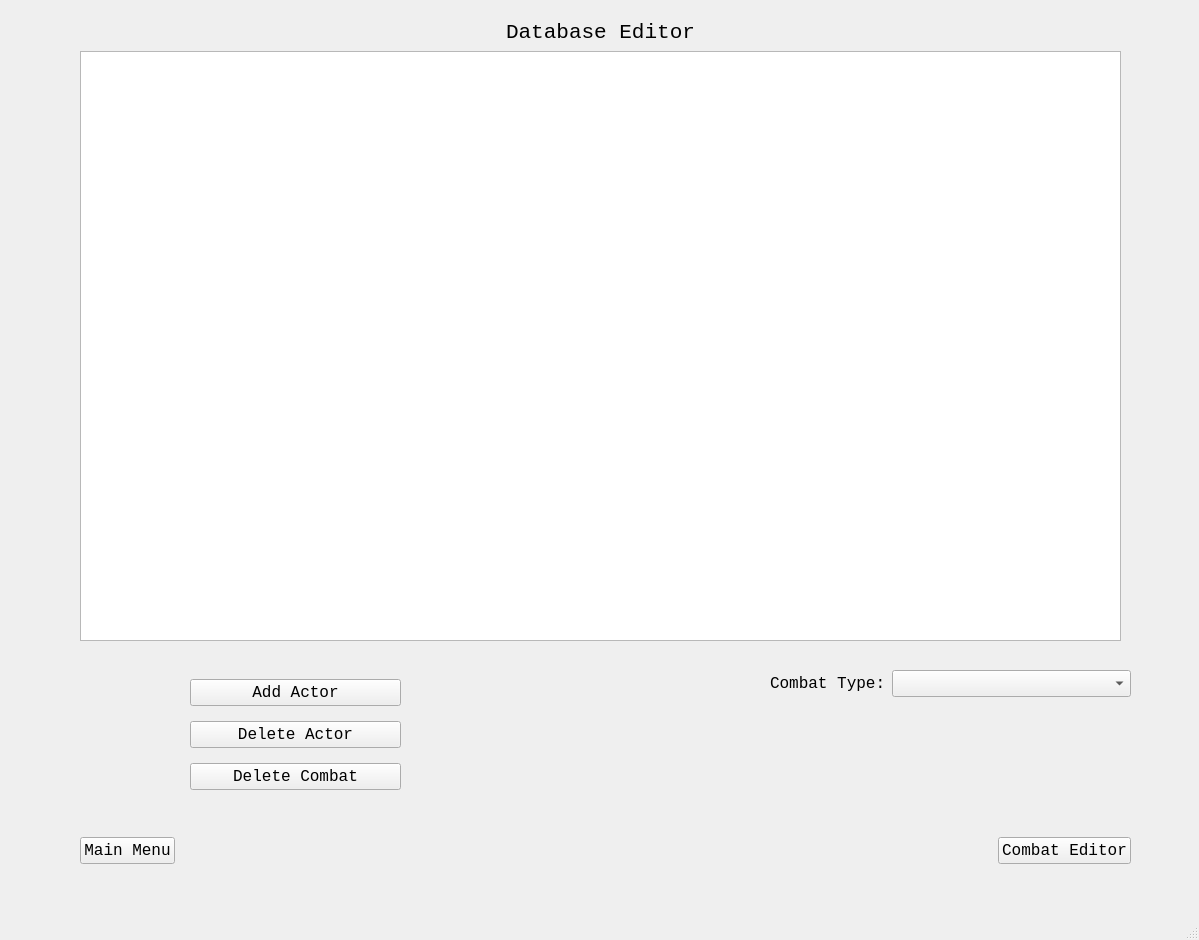
This is Dnd-Combat-Tracker/mainwindow.ui in taintedbones/Dnd-Combat-Tracker as Qt 5 draws it before an edit. The edited form follows.
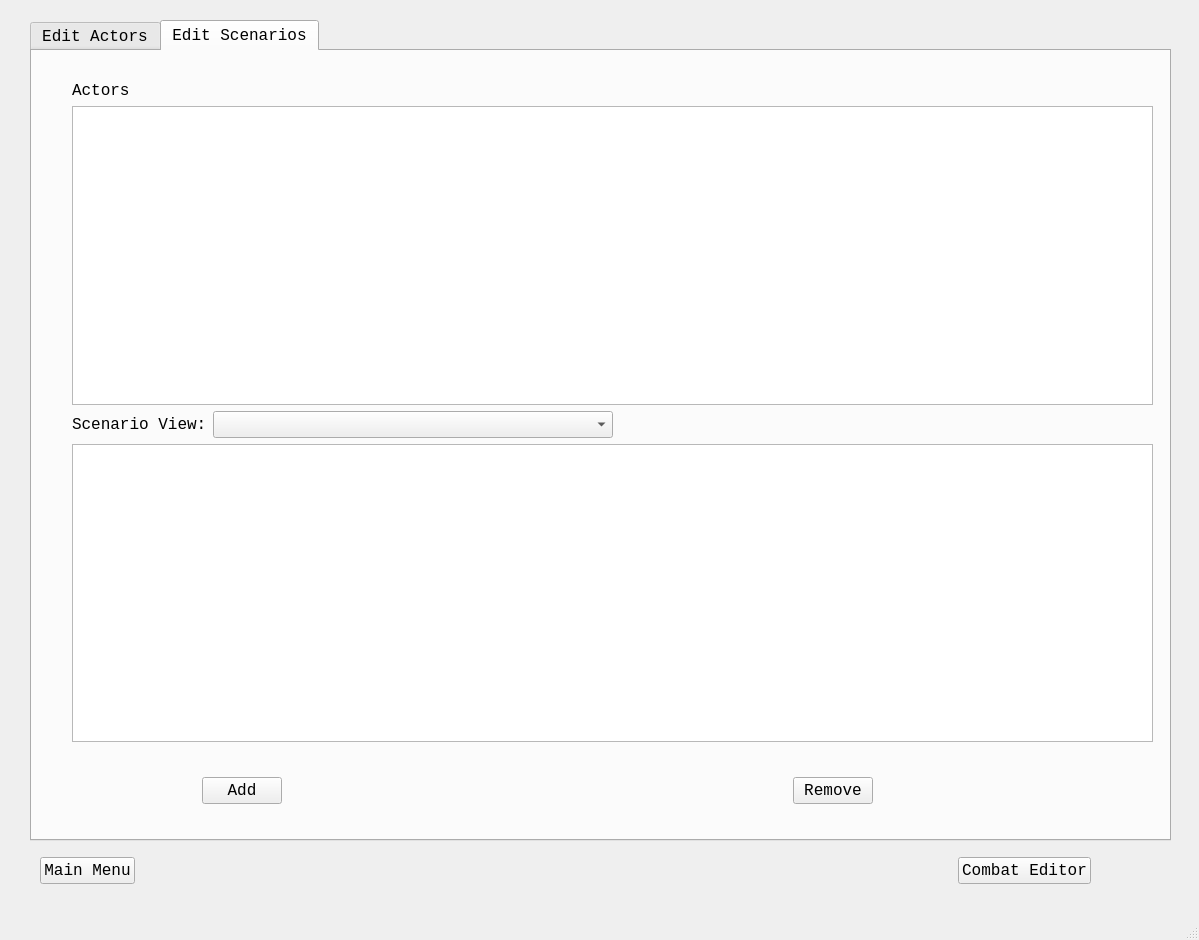
This is the edited form. The open tabs and pages were chosen to show the change.

Commit message: Redesigned db options page

What changed in the file:
```diff
--- a/Dnd-Combat-Tracker/mainwindow.ui
+++ b/Dnd-Combat-Tracker/mainwindow.ui
@@ -899,103 +899,298 @@
      </widget>
     </widget>
     <widget class="QWidget" name="dbEdit_page">
-     <widget class="QWidget" name="formLayoutWidget">
+     <widget class="QTabWidget" name="dbEdit_tabWidget">
       <property name="geometry">
        <rect>
-        <x>740</x>
-        <y>670</y>
-        <width>361</width>
-        <height>51</height>
-       </rect>
-      </property>
-      <layout class="QFormLayout" name="formLayout_2">
-       <item row="0" column="0">
-        <widget class="QLabel" name="combatType_label">
-         <property name="text">
-          <string>Combat Type:</string>
-         </property>
-        </widget>
-       </item>
-       <item row="0" column="1">
-        <widget class="QComboBox" name="combatType_comboBox"/>
-       </item>
-      </layout>
-     </widget>
-     <widget class="QWidget" name="verticalLayoutWidget_3">
-      <property name="geometry">
-       <rect>
-        <x>50</x>
+        <x>0</x>
         <y>20</y>
-        <width>1041</width>
-        <height>621</height>
+        <width>1141</width>
+        <height>821</height>
        </rect>
       </property>
-      <layout class="QVBoxLayout" name="verticalLayout_7">
-       <item>
-        <widget class="QLabel" name="dbEditTitle_label">
-         <property name="font">
-          <font>
-           <pointsize>16</pointsize>
-          </font>
-         </property>
-         <property name="text">
-          <string>Database Editor</string>
-         </property>
-         <property name="alignment">
-          <set>Qt::AlignCenter</set>
-         </property>
-        </widget>
-       </item>
-       <item>
-        <widget class="QTableView" name="dbEdit_tableView">
-         <attribute name="horizontalHeaderStretchLastSection">
-          <bool>true</bool>
-         </attribute>
-         <attribute name="verticalHeaderVisible">
-          <bool>false</bool>
-         </attribute>
-        </widget>
-       </item>
-      </layout>
-     </widget>
-     <widget class="QWidget" name="verticalLayoutWidget_4">
-      <property name="geometry">
-       <rect>
-        <x>160</x>
-        <y>670</y>
-        <width>211</width>
-        <height>131</height>
-       </rect>
+      <property name="currentIndex">
+       <number>0</number>
       </property>
-      <layout class="QVBoxLayout" name="verticalLayout_8">
-       <item>
-        <widget class="QPushButton" name="addActor_dbEdit_pushButton">
-         <property name="text">
-          <string>Add Actor</string>
-         </property>
-        </widget>
-       </item>
-       <item>
-        <widget class="QPushButton" name="deleteActor_dbEdit_pushButton">
-         <property name="text">
-          <string>Delete Actor</string>
-         </property>
-        </widget>
-       </item>
-       <item>
-        <widget class="QPushButton" name="deleteCombat_pushButton">
-         <property name="text">
-          <string>Delete Combat</string>
-         </property>
-        </widget>
-       </item>
-      </layout>
+      <widget class="QWidget" name="editActors_tab">
+       <attribute name="title">
+        <string>Edit Actors</string>
+       </attribute>
+       <widget class="QWidget" name="verticalLayoutWidget_4">
+        <property name="geometry">
+         <rect>
+          <x>110</x>
+          <y>630</y>
+          <width>211</width>
+          <height>131</height>
+         </rect>
+        </property>
+        <layout class="QVBoxLayout" name="verticalLayout_8">
+         <item>
+          <widget class="QPushButton" name="addActor_dbEdit_pushButton">
+           <property name="text">
+            <string>Add</string>
+           </property>
+          </widget>
+         </item>
+         <item>
+          <widget class="QPushButton" name="editActor_dbEdit__pushButton">
+           <property name="text">
+            <string>Edit</string>
+           </property>
+          </widget>
+         </item>
+         <item>
+          <widget class="QPushButton" name="deleteActor_dbEdit_pushButton">
+           <property name="text">
+            <string>Delete</string>
+           </property>
+          </widget>
+         </item>
+        </layout>
+       </widget>
+       <widget class="QWidget" name="verticalLayoutWidget_3">
+        <property name="geometry">
+         <rect>
+          <x>40</x>
+          <y>40</y>
+          <width>1061</width>
+          <height>561</height>
+         </rect>
+        </property>
+        <layout class="QVBoxLayout" name="verticalLayout_7">
+         <item>
+          <widget class="QLabel" name="dbEditTitle_label">
+           <property name="font">
+            <font>
+             <pointsize>16</pointsize>
+            </font>
+           </property>
+           <property name="text">
+            <string>Database Editor</string>
+           </property>
+           <property name="alignment">
+            <set>Qt::AlignCenter</set>
+           </property>
+          </widget>
+         </item>
+         <item>
+          <widget class="QTableView" name="dbEdit_tableView">
+           <attribute name="horizontalHeaderStretchLastSection">
+            <bool>true</bool>
+           </attribute>
+           <attribute name="verticalHeaderVisible">
+            <bool>false</bool>
+           </attribute>
+          </widget>
+         </item>
+        </layout>
+       </widget>
+       <widget class="QWidget" name="formLayoutWidget_2">
+        <property name="geometry">
+         <rect>
+          <x>520</x>
+          <y>620</y>
+          <width>421</width>
+          <height>159</height>
+         </rect>
+        </property>
+        <layout class="QFormLayout" name="editActors_formLayout">
+         <item row="0" column="0">
+          <widget class="QLabel" name="name_editActors_label">
+           <property name="text">
+            <string>Name:</string>
+           </property>
+          </widget>
+         </item>
+         <item row="1" column="0">
+          <widget class="QLabel" name="hp_editActors_label">
+           <property name="text">
+            <string>Max HP:</string>
+           </property>
+          </widget>
+         </item>
+         <item row="2" column="0">
+          <widget class="QLabel" name="dc_editActors_label">
+           <property name="text">
+            <string>DC:</string>
+           </property>
+          </widget>
+         </item>
+         <item row="3" column="0">
+          <widget class="QLabel" name="ac_editActors_label">
+           <property name="text">
+            <string>AC:</string>
+           </property>
+          </widget>
+         </item>
+         <item row="4" column="0">
+          <widget class="QLabel" name="notes_editActors_label">
+           <property name="text">
+            <string>Notes:</string>
+           </property>
+          </widget>
+         </item>
+         <item row="0" column="1">
+          <widget class="QLineEdit" name="name_editActors_lineEdit"/>
+         </item>
+         <item row="1" column="1">
+          <widget class="QSpinBox" name="hp_editActors_spinBox"/>
+         </item>
+         <item row="2" column="1">
+          <widget class="QSpinBox" name="dc_editActors_spinBox"/>
+         </item>
+         <item row="3" column="1">
+          <widget class="QSpinBox" name="ac_editActors_spinBox"/>
+         </item>
+         <item row="4" column="1">
+          <widget class="QLineEdit" name="notes_editActors_lineEdit"/>
+         </item>
+        </layout>
+       </widget>
+      </widget>
+      <widget class="QWidget" name="editScenarios_tab">
+       <attribute name="title">
+        <string>Edit Scenarios</string>
+       </attribute>
+       <widget class="QWidget" name="verticalLayoutWidget_5">
+        <property name="geometry">
+         <rect>
+          <x>40</x>
+          <y>30</y>
+          <width>1081</width>
+          <height>661</height>
+         </rect>
+        </property>
+        <layout class="QVBoxLayout" name="verticalLayout_12">
+         <item>
+          <widget class="QLabel" name="actors_editScenario_label">
+           <property name="text">
+            <string>Actors</string>
+           </property>
+          </widget>
+         </item>
+         <item>
+          <widget class="QTableView" name="actors_editScenario_tableView"/>
+         </item>
+         <item>
+          <layout class="QHBoxLayout" name="horizontalLayout_7">
+           <item>
+            <layout class="QFormLayout" name="formLayout_4">
+             <item row="0" column="0">
+              <widget class="QLabel" name="scenarioView_editScenario_label">
+               <property name="text">
+                <string>Scenario View:</string>
+               </property>
+              </widget>
+             </item>
+             <item row="0" column="1">
+              <widget class="QComboBox" name="scenarioView_editScenario_comboBox">
+               <property name="sizePolicy">
+                <sizepolicy hsizetype="MinimumExpanding" vsizetype="Fixed">
+                 <horstretch>0</horstretch>
+                 <verstretch>0</verstretch>
+                </sizepolicy>
+               </property>
+              </widget>
+             </item>
+            </layout>
+           </item>
+           <item>
+            <spacer name="horizontalSpacer">
+             <property name="orientation">
+              <enum>Qt::Horizontal</enum>
+             </property>
+             <property name="sizeType">
+              <enum>QSizePolicy::MinimumExpanding</enum>
+             </property>
+             <property name="sizeHint" stdset="0">
+              <size>
+               <width>42</width>
+               <height>20</height>
+              </size>
+             </property>
+            </spacer>
+           </item>
+          </layout>
+         </item>
+         <item>
+          <widget class="QTableView" name="scenarios_editScenario_tableView"/>
+         </item>
+        </layout>
+       </widget>
+       <widget class="QWidget" name="horizontalLayoutWidget_4">
+        <property name="geometry">
+         <rect>
+          <x>170</x>
+          <y>700</y>
+          <width>671</width>
+          <height>80</height>
+         </rect>
+        </property>
+        <layout class="QHBoxLayout" name="horizontalLayout_8">
+         <item>
+          <widget class="QPushButton" name="add_editScenario_pushButton">
+           <property name="sizeIncrement">
+            <size>
+             <width>5</width>
+             <height>0</height>
+            </size>
+           </property>
+           <property name="text">
+            <string>Add</string>
+           </property>
+          </widget>
+         </item>
+         <item>
+          <spacer name="horizontalSpacer_2">
+           <property name="orientation">
+            <enum>Qt::Horizontal</enum>
+           </property>
+           <property name="sizeType">
+            <enum>QSizePolicy::Expanding</enum>
+           </property>
+           <property name="sizeHint" stdset="0">
+            <size>
+             <width>40</width>
+             <height>20</height>
+            </size>
+           </property>
+          </spacer>
+         </item>
+         <item>
+          <widget class="QPushButton" name="remove_editScenario_pushButton">
+           <property name="sizePolicy">
+            <sizepolicy hsizetype="Fixed" vsizetype="Fixed">
+             <horstretch>0</horstretch>
+             <verstretch>0</verstretch>
+            </sizepolicy>
+           </property>
+           <property name="minimumSize">
+            <size>
+             <width>29</width>
+             <height>5</height>
+            </size>
+           </property>
+           <property name="sizeIncrement">
+            <size>
+             <width>20</width>
+             <height>3</height>
+            </size>
+           </property>
+           <property name="text">
+            <string>Remove</string>
+           </property>
+          </widget>
+         </item>
+        </layout>
+       </widget>
+      </widget>
      </widget>
      <widget class="QWidget" name="horizontalLayoutWidget">
       <property name="geometry">
        <rect>
-        <x>50</x>
-        <y>830</y>
+        <x>10</x>
+        <y>850</y>
         <width>1051</width>
         <height>41</height>
        </rect>
```
Left out of the diff: 4 changed lines with no effect on the pictures.
